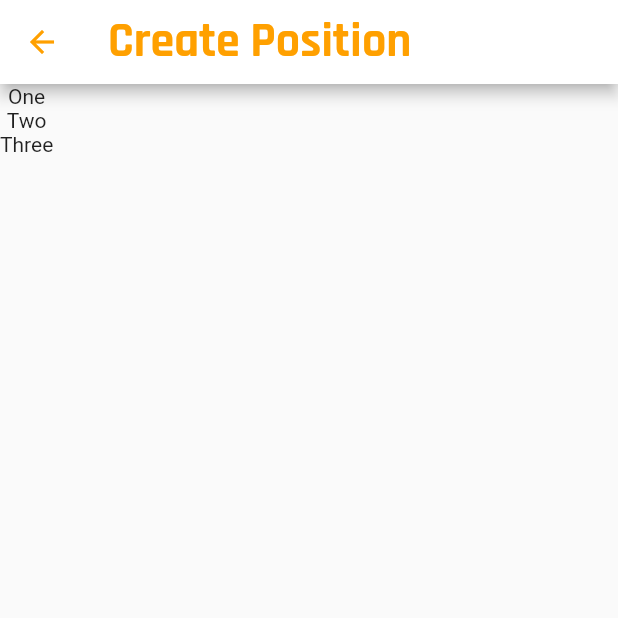
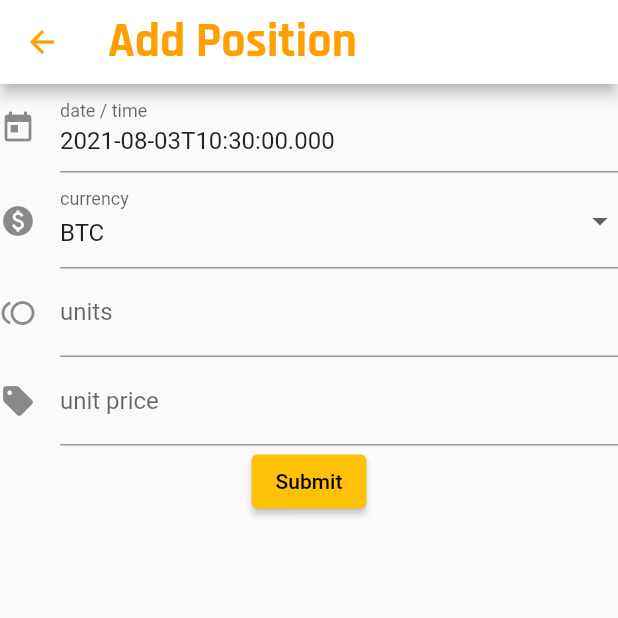
Before and after one commit to calbert1209/guldfasan, a Flutter app: the screen it shows after launch, after a tap on the "add" icon, on a phone screen of 412 x 824 dp, the top half of it. Run offline on Flutter 3.47's test engine with Material 2 defaults, Android fonts, the phone set to English and light mode, and no system bars; our stand-ins replace connectivity_plus, sqflite; accounts and stored records are empty.

Commit message:
wip: add position form

```diff
--- /dev/null
+++ b/lib/pages/add_position_page.dart
@@ -0,0 +1,141 @@
+import 'package:flutter/material.dart';
+import 'package:guldfasan/widgets/sub_page_scaffold.dart';
+
+class AddPositionPage extends StatelessWidget {
+  @override
+  Widget build(BuildContext context) {
+    return SubPageScaffold(
+      onCompleted: () => Navigator.pop(context),
+      title: "Add Position",
+      child: Column(
+        children: [
+          AddPositionForm(),
+        ],
+      ),
+    );
+  }
+}
+
+// Define a custom Form widget.
+class AddPositionForm extends StatefulWidget {
+  const AddPositionForm({Key? key}) : super(key: key);
+
+  @override
+  AddPositionFormState createState() {
+    return AddPositionFormState();
+  }
+}
+
+// Define a corresponding State class.
+// This class holds data related to the form.
+class AddPositionFormState extends State<AddPositionForm> {
+  // Create a global key that uniquely identifies the Form widget
+  // and allows validation of the form.
+  //
+  // Note: This is a `GlobalKey<FormState>`,
+  // not a GlobalKey<MyCustomFormState>.
+  final _formKey = GlobalKey<FormState>();
+  String dropdownValue = 'BTC';
+  DateTime dateTime = DateTime.now();
+  final _dateController =
+      TextEditingController(text: DateTime.now().toIso8601String());
+
+  @override
+  Widget build(BuildContext context) {
+    // Build a Form widget using the _formKey created above.
+    return Form(
+      key: _formKey,
+      child: Column(
+        children: <Widget>[
+          // Add TextFormFields and ElevatedButton here.
+
+          TextFormField(
+            decoration: InputDecoration(
+                icon: Icon(Icons.today), labelText: 'date / time'),
+            // The validator receives the text that the user has entered.
+            validator: (value) {
+              if (value == null || value.isEmpty) {
+                return 'Please enter some text';
+              }
+              return null;
+            },
+            controller: _dateController,
+            onTap: () {
+              showDatePicker(
+                context: context,
+                initialDate: dateTime,
+                firstDate: DateUtils.addMonthsToMonthDate(dateTime, -12),
+                lastDate: DateUtils.addMonthsToMonthDate(dateTime, 12),
+              ).then((nextDateTime) {
+                setState(() {
+                  _dateController.text = nextDateTime!.toIso8601String();
+                });
+              });
+            },
+          ),
+          DropdownButtonFormField(
+            value: dropdownValue,
+            onChanged: (String? newValue) {
+              setState(() {
+                dropdownValue = newValue!;
+              });
+            },
+            items: <String>['BTC', 'ETH']
+                .map<DropdownMenuItem<String>>((String value) {
+              return DropdownMenuItem<String>(
+                value: value,
+                child: Text(value),
+              );
+            }).toList(),
+            decoration: InputDecoration(
+                icon: Icon(
+                  Icons.paid,
+                ),
+                labelText: 'currency'),
+          ),
+          TextFormField(
+            decoration: InputDecoration(
+                icon: Icon(
+                  Icons.toll,
+                ),
+                labelText: 'units'),
+            // The validator receives the text that the user has entered.
+            validator: (value) {
+              if (value == null || value.isEmpty) {
+                return 'Please enter some text';
+              }
+              return null;
+            },
+          ),
+          TextFormField(
+            decoration: InputDecoration(
+                icon: Icon(
+                  Icons.sell,
+                ),
+                labelText: 'unit price'),
+            // The validator receives the text that the user has entered.
+            validator: (value) {
+              if (value == null || value.isEmpty) {
+                return 'Please enter some text';
+              }
+              return null;
+            },
+          ),
+          ElevatedButton(
+            onPressed: () {
+              // Validate returns true if the form is valid, or false otherwise.
+              if (_formKey.currentState!.validate()) {
+                // If the form is valid, display a snackbar. In the real world,
+                // you'd often call a server or save the information in a database.
+                ScaffoldMessenger.of(context).showSnackBar(
+                  const SnackBar(content: Text('Processing Data')),
+                );
+              }
+            },
+            child: const Text('Submit'),
+          ),
+        ],
+      ),
+    );
+  }
+}
--- a/lib/pages/create_position_page.dart
+++ /dev/null
@@ -1,19 +0,0 @@
-import 'package:flutter/material.dart';
-import 'package:guldfasan/widgets/sub_page_scaffold.dart';
-
-class CreatePositionPage extends StatelessWidget {
-  @override
-  Widget build(BuildContext context) {
-    return SubPageScaffold(
-      onCompleted: () => Navigator.pop(context),
-      title: "Create Position",
-      child: Column(
-        children: [
-          Text("One"),
-          Text("Two"),
-          Text("Three"),
-        ],
-      ),
-    );
-  }
-}
--- a/lib/widgets/home_page.dart
+++ b/lib/widgets/home_page.dart
@@ -1,7 +1,7 @@
 import 'package:flutter/material.dart';
 import 'package:guldfasan/app_state.dart';
 import 'package:guldfasan/models/position.dart';
-import 'package:guldfasan/pages/create_position_page.dart';
+import 'package:guldfasan/pages/add_position_page.dart';
 import 'package:guldfasan/widgets/portfolio_stream_builder.dart';
 import 'package:provider/provider.dart';
 
@@ -58,7 +58,7 @@ class HomePage extends StatelessWidget {
           Navigator.push(
             context,
             MaterialPageRoute(
-              builder: (context) => CreatePositionPage(),
+              builder: (context) => AddPositionPage(),
             ),
           );
         },
```
